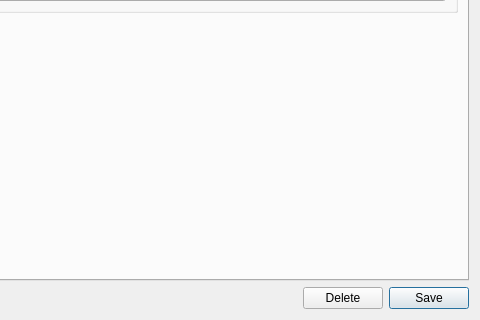
Before: the Qt Designer form projects/ores.qt/ui/BusinessUnitDetailDialog.ui in OreStudio/OreStudio, drawn with Qt 5; both pictures show x 120 to 600 and y 180 to 500 of the 600 by 500 pixel window.
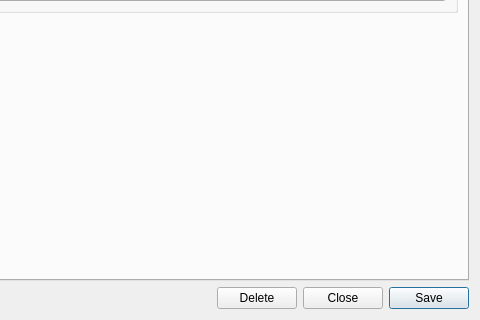
After: the same form once the commit is applied. Custom widgets are drawn as their Qt base class.

Commit message: [qt] Remove toolbars from detail dialogs; add Close button throughout

Patch:
```diff
--- a/projects/ores.qt/ui/BusinessUnitDetailDialog.ui
+++ b/projects/ores.qt/ui/BusinessUnitDetailDialog.ui
@@ -156,6 +156,13 @@
        </property>
       </widget>
      </item>
+     <item>
+      <widget class="QPushButton" name="closeButton">
+       <property name="text">
+        <string>Close</string>
+       </property>
+      </widget>
+     </item>
      <item>
       <widget class="QPushButton" name="saveButton">
        <property name="text">
```
The commit also changes 201 other files.
